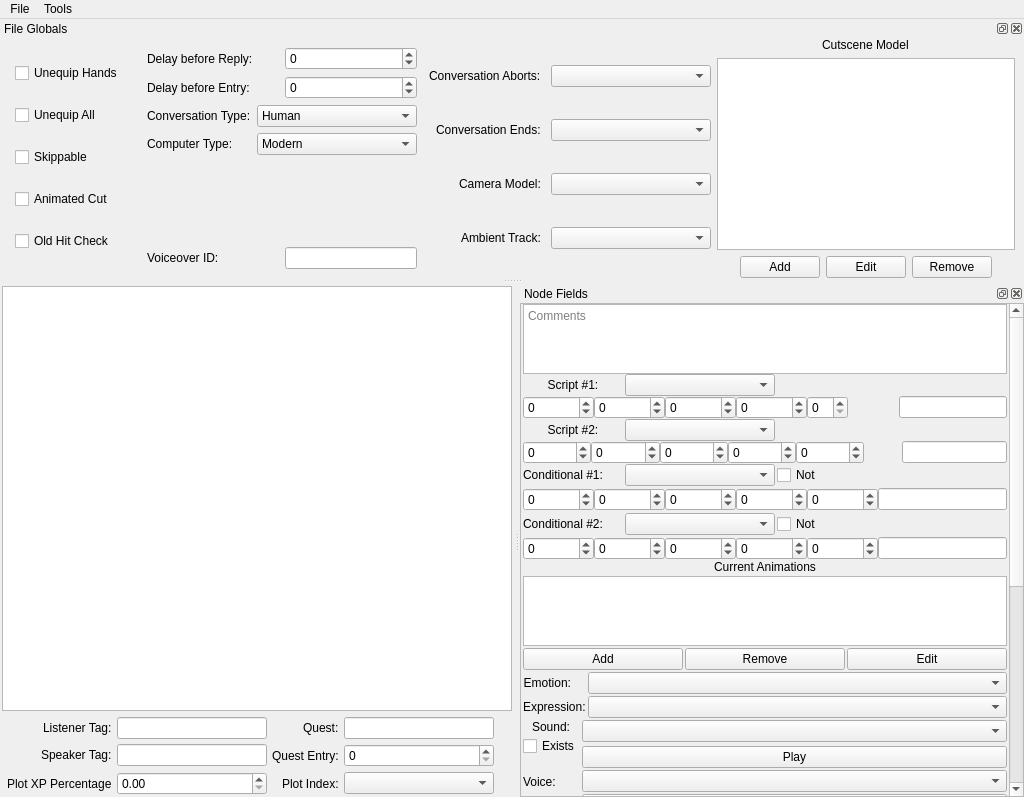
NickHugi/PyKotor, file Tools/HolocronToolset/src/ui/editors/dlg.ui: the form before one commit.
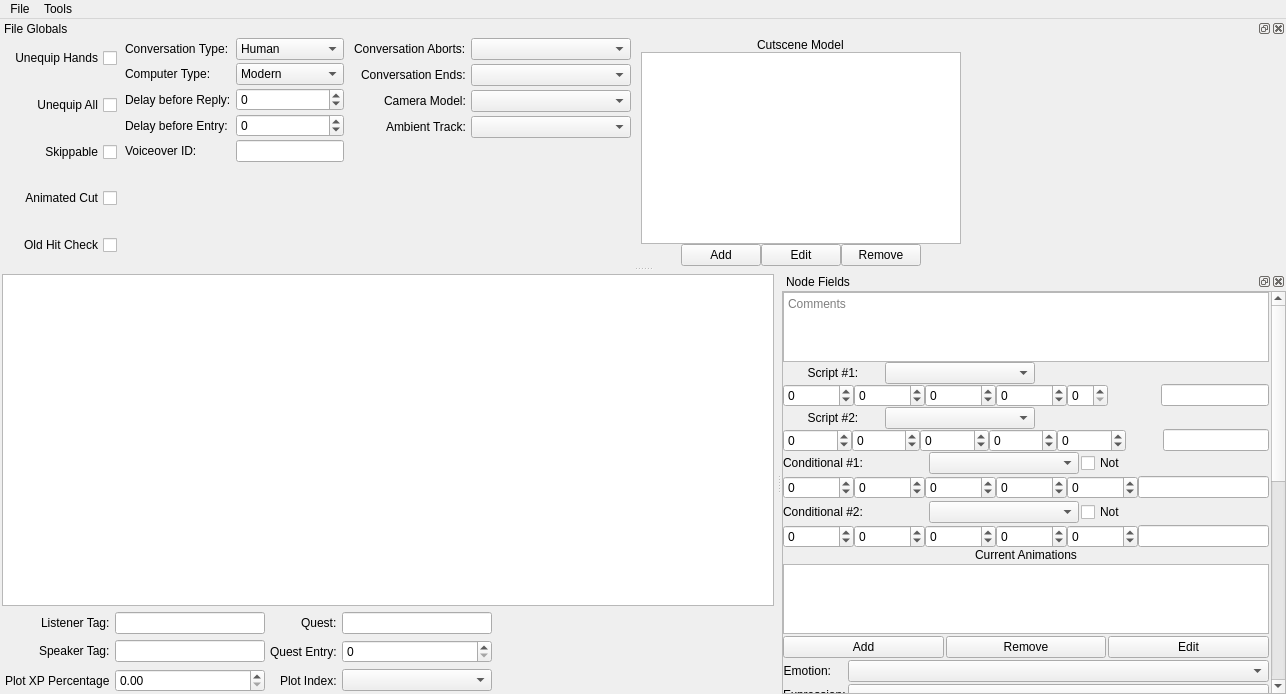
The form after the commit. Custom widgets are drawn as their Qt base class.

Diff of the .ui file:
```diff
--- a/Tools/HolocronToolset/src/ui/editors/dlg.ui
+++ b/Tools/HolocronToolset/src/ui/editors/dlg.ui
@@ -6,16 +6,10 @@
    <rect>
     <x>0</x>
     <y>0</y>
-    <width>1024</width>
-    <height>797</height>
+    <width>1286</width>
+    <height>694</height>
    </rect>
   </property>
-  <property name="minimumSize">
-   <size>
-    <width>300</width>
-    <height>0</height>
-   </size>
-  </property>
   <property name="windowTitle">
    <string>MainWindow</string>
   </property>
@@ -56,18 +50,18 @@
     <item>
      <layout class="QGridLayout" name="gridLayout">
       <property name="leftMargin">
-       <number>5</number>
+       <number>3</number>
       </property>
       <property name="topMargin">
        <number>0</number>
       </property>
       <property name="rightMargin">
-       <number>0</number>
+       <number>3</number>
       </property>
       <property name="bottomMargin">
        <number>0</number>
       </property>
-      <property name="spacing">
+      <property name="horizontalSpacing">
        <number>5</number>
       </property>
       <item row="0" column="3">
@@ -153,7 +147,7 @@
       <item row="0" column="0" alignment="Qt::AlignRight|Qt::AlignVCenter">
        <widget class="QLabel" name="listenerTagLabel">
         <property name="sizePolicy">
-         <sizepolicy hsizetype="Maximum" vsizetype="Preferred">
+         <sizepolicy hsizetype="Minimum" vsizetype="Preferred">
           <horstretch>0</horstretch>
           <verstretch>0</verstretch>
          </sizepolicy>
@@ -272,12 +266,6 @@
    </layout>
   </widget>
   <widget class="QDockWidget" name="rightDockWidget">
-   <property name="sizePolicy">
-    <sizepolicy hsizetype="Maximum" vsizetype="Preferred">
-     <horstretch>0</horstretch>
-     <verstretch>0</verstretch>
-    </sizepolicy>
-   </property>
    <property name="minimumSize">
     <size>
      <width>310</width>
@@ -305,7 +293,7 @@
       <rect>
        <x>0</x>
        <y>0</y>
-       <width>307</width>
+       <width>557</width>
        <height>970</height>
       </rect>
      </property>
@@ -314,7 +302,7 @@
        <number>0</number>
       </property>
       <property name="leftMargin">
-       <number>2</number>
+       <number>0</number>
       </property>
       <property name="topMargin">
        <number>0</number>
@@ -354,8 +342,14 @@
           <property name="spacing">
            <number>2</number>
           </property>
-          <item alignment="Qt::AlignRight|Qt::AlignVCenter">
+          <item alignment="Qt::AlignLeft">
            <widget class="QLabel" name="script1Label">
+            <property name="sizePolicy">
+             <sizepolicy hsizetype="MinimumExpanding" vsizetype="Preferred">
+              <horstretch>0</horstretch>
+              <verstretch>0</verstretch>
+             </sizepolicy>
+            </property>
             <property name="minimumSize">
              <size>
               <width>100</width>
@@ -372,6 +366,12 @@
           </item>
           <item>
            <widget class="FilterComboBox" name="script1ResrefEdit">
+            <property name="sizePolicy">
+             <sizepolicy hsizetype="Fixed" vsizetype="Fixed">
+              <horstretch>0</horstretch>
+              <verstretch>0</verstretch>
+             </sizepolicy>
+            </property>
             <property name="minimumSize">
              <size>
               <width>150</width>
@@ -497,15 +497,15 @@
           <item>
            <widget class="GFFFieldSpinBox" name="script1Param5Spin">
             <property name="sizePolicy">
-             <sizepolicy hsizetype="Fixed" vsizetype="Fixed">
+             <sizepolicy hsizetype="Fixed" vsizetype="Preferred">
               <horstretch>0</horstretch>
               <verstretch>0</verstretch>
              </sizepolicy>
             </property>
-            <property name="minimumSize">
+            <property name="maximumSize">
              <size>
-              <width>30</width>
-              <height>0</height>
+              <width>85</width>
+              <height>16777215</height>
              </size>
             </property>
            </widget>
@@ -525,6 +525,12 @@
           </item>
           <item>
            <widget class="QLineEdit" name="script1Param6Edit">
+            <property name="sizePolicy">
+             <sizepolicy hsizetype="Preferred" vsizetype="Fixed">
+              <horstretch>0</horstretch>
+              <verstretch>0</verstretch>
+             </sizepolicy>
+            </property>
             <property name="minimumSize">
              <size>
               <width>0</width>
@@ -540,8 +546,14 @@
           <property name="spacing">
            <number>2</number>
           </property>
-          <item alignment="Qt::AlignLeft|Qt::AlignVCenter">
+          <item alignment="Qt::AlignLeft">
            <widget class="QLabel" name="script2Label">
+            <property name="sizePolicy">
+             <sizepolicy hsizetype="MinimumExpanding" vsizetype="Preferred">
+              <horstretch>0</horstretch>
+              <verstretch>0</verstretch>
+             </sizepolicy>
+            </property>
             <property name="minimumSize">
              <size>
               <width>100</width>
@@ -716,7 +728,14 @@
            </spacer>
           </item>
           <item>
-           <widget class="QLineEdit" name="script2Param6Edit"/>
+           <widget class="QLineEdit" name="script2Param6Edit">
+            <property name="sizePolicy">
+             <sizepolicy hsizetype="Preferred" vsizetype="Fixed">
+              <horstretch>0</horstretch>
+              <verstretch>0</verstretch>
+             </sizepolicy>
+            </property>
+           </widget>
           </item>
          </layout>
         </item>
@@ -732,10 +751,10 @@
           <property name="spacing">
            <number>2</number>
           </property>
-          <item alignment="Qt::AlignVCenter">
+          <item>
            <widget class="QLabel" name="conditional1Label">
             <property name="sizePolicy">
-             <sizepolicy hsizetype="Minimum" vsizetype="Preferred">
+             <sizepolicy hsizetype="MinimumExpanding" vsizetype="Preferred">
               <horstretch>0</horstretch>
               <verstretch>0</verstretch>
              </sizepolicy>
@@ -914,7 +933,14 @@
            </widget>
           </item>
           <item>
-           <widget class="QLineEdit" name="condition1Param6Edit"/>
+           <widget class="QLineEdit" name="condition1Param6Edit">
+            <property name="sizePolicy">
+             <sizepolicy hsizetype="Preferred" vsizetype="Fixed">
+              <horstretch>0</horstretch>
+              <verstretch>0</verstretch>
+             </sizepolicy>
+            </property>
+           </widget>
           </item>
          </layout>
         </item>
@@ -923,10 +949,10 @@
           <property name="spacing">
            <number>2</number>
           </property>
-          <item alignment="Qt::AlignVCenter">
+          <item>
            <widget class="QLabel" name="conditional2Label">
             <property name="sizePolicy">
-             <sizepolicy hsizetype="Minimum" vsizetype="Preferred">
+             <sizepolicy hsizetype="MinimumExpanding" vsizetype="Preferred">
               <horstretch>0</horstretch>
               <verstretch>0</verstretch>
              </sizepolicy>
@@ -1103,7 +1129,14 @@
            </widget>
           </item>
           <item>
-           <widget class="QLineEdit" name="condition2Param6Edit"/>
+           <widget class="QLineEdit" name="condition2Param6Edit">
+            <property name="sizePolicy">
+             <sizepolicy hsizetype="Preferred" vsizetype="Fixed">
+              <horstretch>0</horstretch>
+              <verstretch>0</verstretch>
+             </sizepolicy>
+            </property>
+           </widget>
           </item>
          </layout>
         </item>
@@ -1465,7 +1498,7 @@
     <rect>
      <x>0</x>
      <y>0</y>
-     <width>1024</width>
+     <width>1286</width>
      <height>22</height>
     </rect>
    </property>
@@ -1500,48 +1533,102 @@
    </attribute>
    <widget class="QWidget" name="topDockWidgetContents">
     <layout class="QHBoxLayout" name="horizontalLayout_13">
+     <property name="sizeConstraint">
+      <enum>QLayout::SetMinimumSize</enum>
+     </property>
      <property name="leftMargin">
-      <number>6</number>
+      <number>9</number>
      </property>
      <property name="topMargin">
       <number>0</number>
      </property>
+     <property name="rightMargin">
+      <number>0</number>
+     </property>
      <property name="bottomMargin">
       <number>0</number>
      </property>
      <item>
       <widget class="QWidget" name="widget" native="true">
-       <layout class="QVBoxLayout" name="verticalLayout_5">
-        <item>
+       <property name="sizePolicy">
+        <sizepolicy hsizetype="Minimum" vsizetype="Minimum">
+         <horstretch>0</horstretch>
+         <verstretch>0</verstretch>
+        </sizepolicy>
+       </property>
+       <property name="layoutDirection">
+        <enum>Qt::RightToLeft</enum>
+       </property>
+       <layout class="QGridLayout" name="gridLayout_4">
+        <property name="sizeConstraint">
+         <enum>QLayout::SetMinimumSize</enum>
+        </property>
+        <property name="leftMargin">
+         <number>0</number>
+        </property>
+        <property name="topMargin">
+         <number>0</number>
+        </property>
+        <property name="rightMargin">
+         <number>0</number>
+        </property>
+        <property name="bottomMargin">
+         <number>0</number>
+        </property>
+        <item row="0" column="0" alignment="Qt::AlignRight|Qt::AlignVCenter">
          <widget class="QCheckBox" name="unequipHandsCheckbox">
           <property name="text">
            <string>Unequip Hands</string>
           </property>
          </widget>
         </item>
-        <item>
+        <item row="1" column="0" alignment="Qt::AlignLeft|Qt::AlignVCenter">
          <widget class="QCheckBox" name="unequipAllCheckbox">
+          <property name="sizePolicy">
+           <sizepolicy hsizetype="Minimum" vsizetype="Minimum">
+            <horstretch>0</horstretch>
+            <verstretch>0</verstretch>
+           </sizepolicy>
+          </property>
           <property name="text">
            <string>Unequip All</string>
           </property>
          </widget>
         </item>
-        <item>
+        <item row="2" column="0" alignment="Qt::AlignLeft|Qt::AlignVCenter">
          <widget class="QCheckBox" name="skippableCheckbox">
+          <property name="sizePolicy">
+           <sizepolicy hsizetype="Minimum" vsizetype="Minimum">
+            <horstretch>0</horstretch>
+            <verstretch>0</verstretch>
+           </sizepolicy>
+          </property>
           <property name="text">
            <string>Skippable</string>
           </property>
          </widget>
         </item>
-        <item>
+        <item row="3" column="0" alignment="Qt::AlignLeft|Qt::AlignVCenter">
          <widget class="QCheckBox" name="animatedCutCheckbox">
+          <property name="sizePolicy">
+           <sizepolicy hsizetype="Minimum" vsizetype="Minimum">
+            <horstretch>0</horstretch>
+            <verstretch>0</verstretch>
+           </sizepolicy>
+          </property>
           <property name="text">
            <string>Animated Cut</string>
           </property>
          </widget>
         </item>
-        <item>
+        <item row="4" column="0" alignment="Qt::AlignLeft|Qt::AlignVCenter">
          <widget class="QCheckBox" name="oldHitCheckbox">
+          <property name="sizePolicy">
+           <sizepolicy hsizetype="Minimum" vsizetype="Minimum">
+            <horstretch>0</horstretch>
+            <verstretch>0</verstretch>
+           </sizepolicy>
+          </property>
           <property name="text">
            <string>Old Hit Check</string>
           </property>
@@ -1551,69 +1638,33 @@
       </widget>
      </item>
      <item>
-      <widget class="QWidget" name="widget" native="true">
-       <layout class="QVBoxLayout" name="verticalLayout_6">
+      <layout class="QGridLayout" name="gridLayout_3">
+       <property name="leftMargin">
+        <number>2</number>
+       </property>
         <property name="rightMargin">
-         <number>1</number>
-        </property>
-        <item>
-         <layout class="QHBoxLayout" name="horizontalLayout_8">
-          <item>
-           <widget class="QLabel" name="delayReplyLabel">
-            <property name="text">
-             <string>Delay before Reply:</string>
-            </property>
-           </widget>
-          </item>
-          <item>
-           <widget class="GFFFieldSpinBox" name="entryDelaySpin">
-            <property name="minimum">
-             <number>-2147483648</number>
-            </property>
-            <property name="maximum">
-             <number>2147483647</number>
-            </property>
-           </widget>
-          </item>
-         </layout>
-        </item>
-        <item>
-         <layout class="QHBoxLayout" name="horizontalLayout_7">
-          <item>
-           <widget class="QLabel" name="delayEntryLabel">
-            <property name="text">
-             <string>Delay before Entry:</string>
-            </property>
-           </widget>
-          </item>
-          <item>
-           <widget class="GFFFieldSpinBox" name="replyDelaySpin">
-            <property name="minimum">
-             <number>-2147483648</number>
-            </property>
-            <property name="maximum">
-             <number>2147483647</number>
-            </property>
-           </widget>
-          </item>
-         </layout>
-        </item>
-        <item>
-         <layout class="QHBoxLayout" name="horizontalLayout_15">
-          <item alignment="Qt::AlignLeft">
+        <number>2</number>
+       </property>
+       <property name="horizontalSpacing">
+        <number>5</number>
+       </property>
+       <property name="verticalSpacing">
+        <number>3</number>
+       </property>
+       <item row="0" column="0">
            <widget class="QLabel" name="convoTypeLabel">
             <property name="text">
              <string>Conversation Type:</string>
             </property>
            </widget>
           </item>
-          <item>
+       <item row="0" column="1">
            <widget class="QComboBox" name="conversationSelect">
-            <property name="minimumSize">
-             <size>
-              <width>160</width>
-              <height>0</height>
-             </size>
+         <property name="sizePolicy">
+          <sizepolicy hsizetype="Preferred" vsizetype="Preferred">
+           <horstretch>0</horstretch>
+           <verstretch>0</verstretch>
+          </sizepolicy>
             </property>
             <item>
              <property name="text">
@@ -1642,24 +1693,20 @@
             </item>
            </widget>
           </item>
-         </layout>
-        </item>
-        <item>
-         <layout class="QHBoxLayout" name="horizontalLayout_16">
-          <item>
+       <item row="1" column="0">
            <widget class="QLabel" name="computerTypeLabel">
             <property name="text">
              <string>Computer Type:</string>
             </property>
            </widget>
           </item>
-          <item>
+       <item row="1" column="1">
            <widget class="QComboBox" name="computerSelect">
-            <property name="minimumSize">
-             <size>
-              <width>160</width>
-              <height>0</height>
-             </size>
+         <property name="sizePolicy">
+          <sizepolicy hsizetype="Preferred" vsizetype="Preferred">
+           <horstretch>0</horstretch>
+           <verstretch>0</verstretch>
+          </sizepolicy>
             </property>
             <item>
              <property name="text">
@@ -1673,58 +1720,127 @@
             </item>
            </widget>
           </item>
-         </layout>
-        </item>
-        <item>
-         <spacer name="verticalSpacer_3">
-          <property name="orientation">
-           <enum>Qt::Vertical</enum>
-          </property>
-          <property name="sizeHint" stdset="0">
-           <size>
-            <width>20</width>
-            <height>40</height>
-           </size>
-          </property>
-         </spacer>
-        </item>
-        <item>
-         <layout class="QHBoxLayout" name="horizontalLayout_12">
-          <item>
+       <item row="2" column="0">
+        <widget class="QLabel" name="delayReplyLabel">
+         <property name="text">
+          <string>Delay before Reply:</string>
+         </property>
+        </widget>
+       </item>
+       <item row="2" column="1">
+        <widget class="GFFFieldSpinBox" name="replyDelaySpin">
+         <property name="sizePolicy">
+          <sizepolicy hsizetype="Preferred" vsizetype="Preferred">
+           <horstretch>0</horstretch>
+           <verstretch>0</verstretch>
+          </sizepolicy>
+         </property>
+         <property name="minimum">
+          <number>-2147483648</number>
+         </property>
+         <property name="maximum">
+          <number>2147483647</number>
+         </property>
+        </widget>
+       </item>
+       <item row="3" column="0">
+        <widget class="QLabel" name="delayEntryLabel">
+         <property name="text">
+          <string>Delay before Entry:</string>
+         </property>
+        </widget>
+       </item>
+       <item row="3" column="1">
+        <widget class="GFFFieldSpinBox" name="entryDelaySpin">
+         <property name="sizePolicy">
+          <sizepolicy hsizetype="Preferred" vsizetype="Preferred">
+           <horstretch>0</horstretch>
+           <verstretch>0</verstretch>
+          </sizepolicy>
+         </property>
+         <property name="minimum">
+          <number>-2147483648</number>
+         </property>
+         <property name="maximum">
+          <number>2147483647</number>
+         </property>
+        </widget>
+       </item>
+       <item row="4" column="0">
            <widget class="QLabel" name="voiceOverIDLabel">
             <property name="text">
              <string>Voiceover ID:</string>
             </property>
            </widget>
           </item>
-          <item>
+       <item row="4" column="1">
            <widget class="QLineEdit" name="voIdEdit">
             <property name="sizePolicy">
-             <sizepolicy hsizetype="Minimum" vsizetype="Fixed">
+          <sizepolicy hsizetype="Preferred" vsizetype="Minimum">
               <horstretch>0</horstretch>
               <verstretch>0</verstretch>
              </sizepolicy>
             </property>
            </widget>
           </item>
-         </layout>
-        </item>
-       </layout>
-      </widget>
+       <item row="5" column="1">
+        <spacer name="verticalSpacer_2">
+         <property name="orientation">
+          <enum>Qt::Vertical</enum>
+         </property>
+         <property name="sizeHint" stdset="0">
+          <size>
+           <width>20</width>
+           <height>40</height>
+          </size>
+         </property>
+        </spacer>
+       </item>
+      </layout>
      </item>
-     <item>
-      <layout class="QHBoxLayout" name="horizontalLayout_17">
        <item>
         <layout class="QGridLayout" name="gridLayout_2">
+       <property name="sizeConstraint">
+        <enum>QLayout::SetMinimumSize</enum>
+       </property>
          <property name="leftMargin">
-          <number>5</number>
+        <number>2</number>
+       </property>
+       <property name="rightMargin">
+        <number>2</number>
          </property>
          <property name="horizontalSpacing">
-          <number>10</number>
+        <number>5</number>
          </property>
          <property name="verticalSpacing">
-          <number>5</number>
-         </property>
+        <number>4</number>
+       </property>
+       <item row="4" column="1">
+        <widget class="FilterComboBox" name="ambientTrackCombo"/>
+       </item>
+       <item row="2" column="1">
+        <widget class="FilterComboBox" name="cameraModelSelect"/>
+       </item>
+       <item row="0" column="1">
+        <widget class="FilterComboBox" name="onAbortCombo">
+         <property name="minimumSize">
+          <size>
+           <width>160</width>
+           <height>0</height>
+          </size>
+         </property>
+        </widget>
+       </item>
+       <item row="1" column="1">
+        <widget class="FilterComboBox" name="onEndEdit">
+         <property name="minimumSize">
+          <size>
+           <width>160</width>
+           <height>0</height>
+          </size>
+         </property>
+        </widget>
+       </item>
          <item row="2" column="0" alignment="Qt::AlignRight">
           <widget class="QLabel" name="cameraModelLabel">
            <property name="sizePolicy">
@@ -1751,7 +1867,7 @@
            </property>
           </widget>
          </item>
-         <item row="0" column="0">
+       <item row="0" column="0" alignment="Qt::AlignRight">
           <widget class="QLabel" name="convoAbortsScriptLabel">
            <property name="sizePolicy">
             <sizepolicy hsizetype="Maximum" vsizetype="Preferred">
@@ -1764,7 +1880,7 @@
            </property>
           </widget>
          </item>
-         <item row="3" column="0" alignment="Qt::AlignRight">
+       <item row="4" column="0" alignment="Qt::AlignRight">
           <widget class="QLabel" name="ambientTrackLabel">
            <property name="sizePolicy">
             <sizepolicy hsizetype="Maximum" vsizetype="Preferred">
@@ -1777,38 +1893,35 @@
            </property>
           </widget>
          </item>
-         <item row="0" column="1">
-          <widget class="FilterComboBox" name="onAbortCombo">
-           <property name="minimumSize">
-            <size>
-             <width>160</width>
-             <height>0</height>
-            </size>
-           </property>
-          </widget>
-         </item>
-         <item row="1" column="1">
-          <widget class="FilterComboBox" name="onEndEdit">
-           <property name="minimumSize">
+       <item row="5" column="1">
+        <spacer name="verticalSpacer">
+         <property name="orientation">
+          <enum>Qt::Vertical</enum>
+         </property>
+         <property name="sizeHint" stdset="0">
             <size>
-             <width>160</width>
-             <height>0</height>
-            </size>
-           </property>
-          </widget>
-         </item>
-         <item row="2" column="1">
-          <widget class="FilterComboBox" name="cameraModelSelect"/>
-         </item>
-         <item row="3" column="1">
-          <widget class="FilterComboBox" name="ambientTrackCombo"/>
-         </item>
-        </layout>
+           <width>20</width>
+           <height>40</height>
+          </size>
+         </property>
+        </spacer>
        </item>
       </layout>
      </item>
      <item>
       <layout class="QVBoxLayout" name="verticalLayout">
+       <property name="spacing">
+        <number>0</number>
+       </property>
+       <property name="sizeConstraint">
+        <enum>QLayout::SetMinimumSize</enum>
+       </property>
+       <property name="leftMargin">
+        <number>2</number>
+       </property>
+       <property name="rightMargin">
+        <number>2</number>
+       </property>
        <item alignment="Qt::AlignHCenter">
         <widget class="QLabel" name="cutsceneModelLabel">
          <property name="text">
@@ -1825,6 +1938,9 @@
        </item>
        <item>
         <layout class="QHBoxLayout" name="horizontalLayout_5">
+         <property name="spacing">
+          <number>0</number>
+         </property>
          <item>
           <spacer name="horizontalSpacer_10">
            <property name="orientation">
@@ -1900,6 +2016,19 @@
        </item>
       </layout>
      </item>
+     <item>
+      <spacer name="horizontalSpacer_12">
+       <property name="orientation">
+        <enum>Qt::Horizontal</enum>
+       </property>
+       <property name="sizeHint" stdset="0">
+        <size>
+         <width>40</width>
+         <height>20</height>
+        </size>
+       </property>
+      </spacer>
+     </item>
     </layout>
    </widget>
   </widget>
```
Left out of the diff: 19 changed lines with no effect on the pictures. Lines whose indentation alone changed are shown as unchanged.
